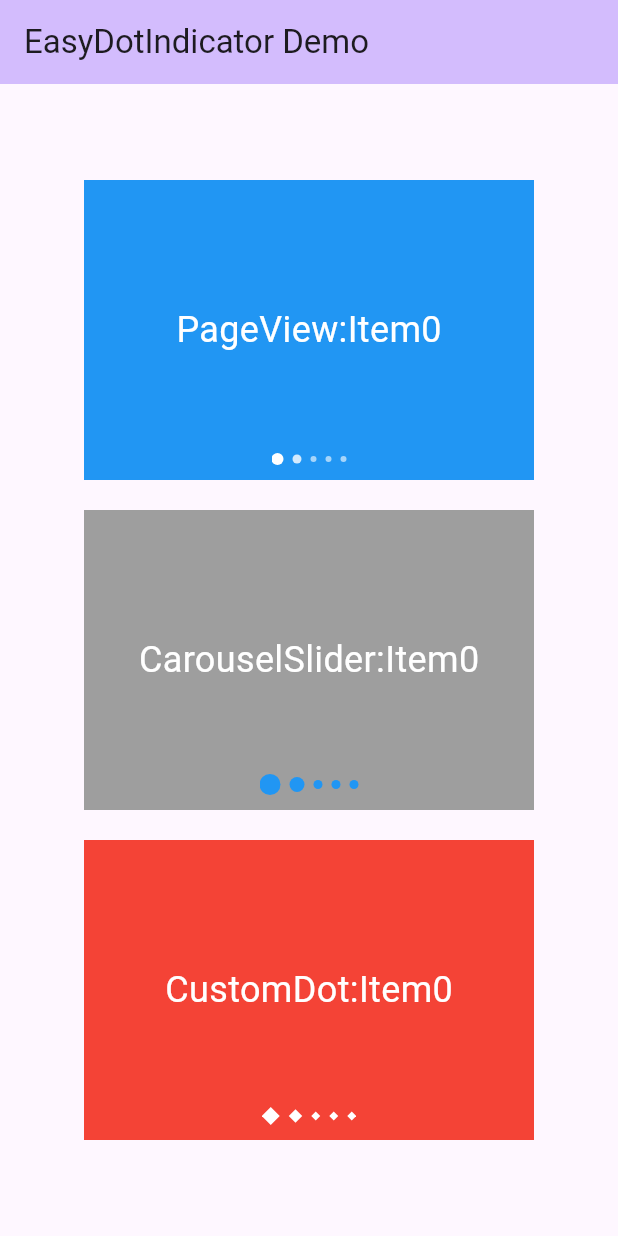
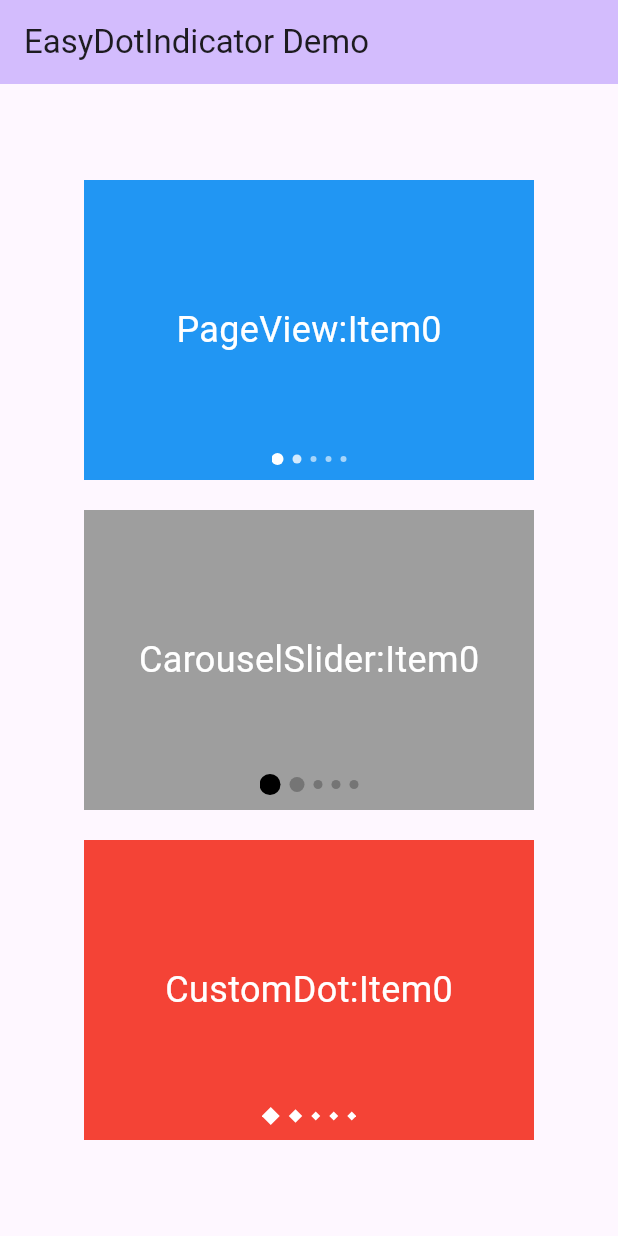
Before and after one commit to YanhqZ/easy_dot_indicator, a Flutter app: the screen it shows after launch, on a phone screen of 412 x 824 dp. Run offline on Flutter 3.47's test engine with Material 3 defaults, Android fonts, the phone set to English and light mode, and no system bars; drawn by our look-alikes of carousel_slider.

Commit message:
update example

```diff
--- a/example/lib/widget/carousel_slider_example.dart
+++ b/example/lib/widget/carousel_slider_example.dart
@@ -48,9 +48,11 @@ class _CarouselSliderExampleState extends State<CarouselSliderExample> {
                 count: 10,
                 controller: indicatorController,
                 dotConfig: const EasyDotIndicatorCustomConfig(
-                  big: DotStyle(opacity: 1, size: Size.square(14), color: Colors.blue),
-                  middle: DotStyle(opacity: 0.85, size: Size.square(10), color: Colors.blue),
-                  small: DotStyle(opacity: 0.7, size: Size.square(6), color: Colors.blue),
+                  big: DotStyle(size: Size.square(14)),
+                  middle: DotStyle(size: Size.square(10)),
+                  small: DotStyle(size: Size.square(6)),
+                  activeColor: Color(0xFF000000),
+                  inactiveColor: Color(0xFF757575),
                 )),
           ),
         ],
--- a/example/lib/widget/custom_dot_example.dart
+++ b/example/lib/widget/custom_dot_example.dart
@@ -50,15 +50,9 @@ class _CustomDotExampleState extends State<CustomDotExample> {
                 customDotBuilder: (anim, cur, pre) {
                   final preSize = _getDotStyle(pre).size;
                   final curSize = _getDotStyle(cur).size;
-                  final size = Size(
-                    preSize.width +
-                        anim.value * (curSize.width - preSize.width),
-                    preSize.height +
-                        anim.value * (curSize.height - preSize.height),
-                  );
                   return CustomPaint(
                     painter: IndicatorCustomDotPainter(),
-                    size: size,
+                    size: Size.lerp(preSize, curSize, anim.value)!,
                   );
                 },
               ),
```
